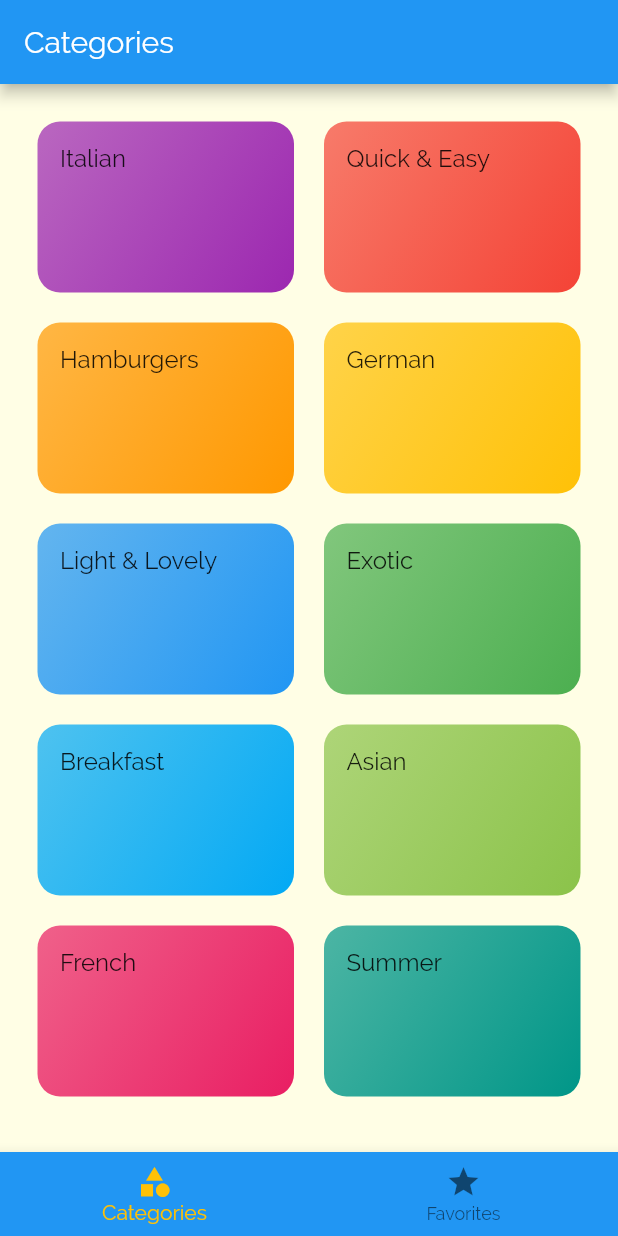
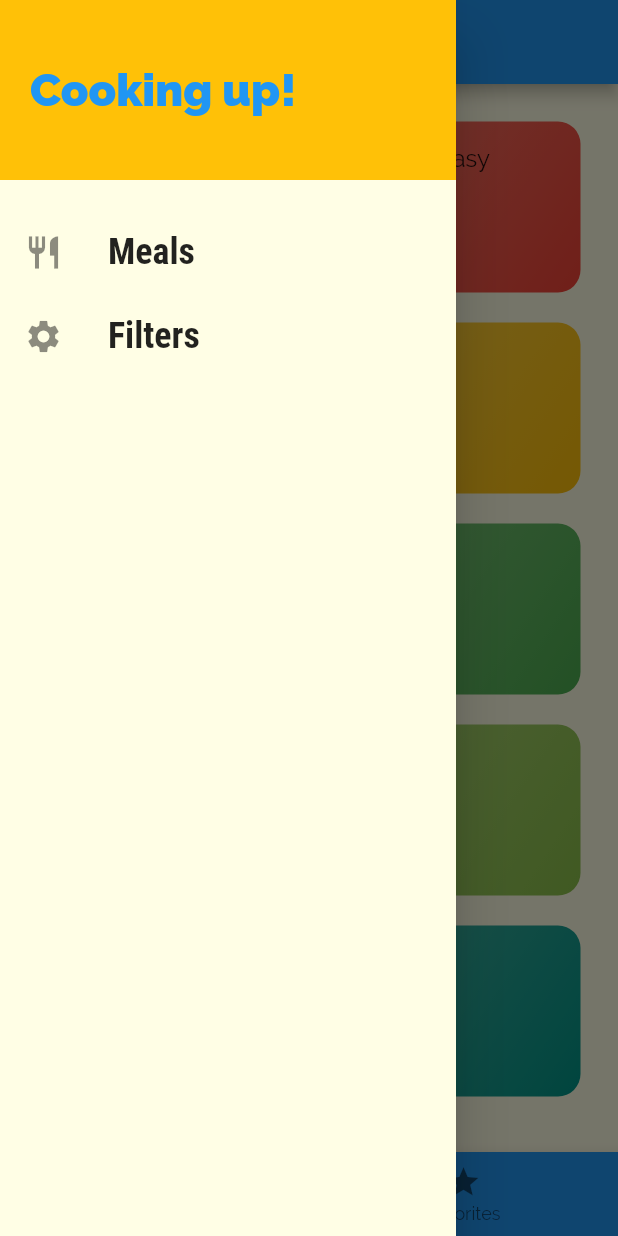
Before and after one commit to jumaboyevich/DeliMeals, a Flutter app: the screen it shows after launch, with the side drawer open (before the commit the screen has no drawer), on a phone screen of 412 x 824 dp. Run offline on Flutter 3.47's test engine with Material 2 defaults, Android fonts, the phone set to English and light mode, and no system bars.

Commit message:
29. Adding Filtering Logic

```diff
--- a/lib/main.dart
+++ b/lib/main.dart
@@ -1,16 +1,59 @@
+import 'package:deli_meals/dummy_data.dart';
 import 'package:deli_meals/screens/categories_screen.dart';
 import 'package:deli_meals/screens/category_meals_screen.dart';
+import 'package:deli_meals/screens/filters_screen.dart';
 import 'package:deli_meals/screens/meal_detail_screen.dart';
 import 'package:deli_meals/screens/tabs_screen.dart';
 
 import 'package:flutter/material.dart';
 
+import 'models/meal.dart';
+
 void main() {
   runApp(const MyApp());
 }
 
-class MyApp extends StatelessWidget {
+class MyApp extends StatefulWidget {
   const MyApp({super.key});
+
+  @override
+  State<MyApp> createState() => _MyAppState();
+}
+
+class _MyAppState extends State<MyApp> {
+  Map<String, bool> _filters = {
+    'gluten': false,
+    'lactose': false,
+    'vegan': false,
+    'vegetarian': false,
+  };
+
+  List<Meal> _availableMeals = DUMMY_MEALS;
+
+  void _setFilters(Map<String, bool> filterData) {
+    setState(() {
+      _filters = filterData;
+
+      _availableMeals=DUMMY_MEALS.where((meal) {
+        if(_filters['gluten']! && !meal.isGlutenFree){
+          return false;
+        }
+        if(_filters['lactose']! && !meal.isLactoseFree){
+          return false;
+        }
+        if(_filters['vegan']! && !meal.isVegan){
+          return false;
+        }
+        if(_filters['vegetarian']! && !meal.isVegetarian){
+          return false;
+        }
+
+        return true;
+        //...
+      }).toList();
+    });
+
+  }
 
   // This widget is the root of your application.
   @override
@@ -19,10 +62,10 @@ class MyApp extends StatelessWidget {
       title: 'DeliMeals',
       theme: ThemeData(
         primarySwatch: Colors.blue,
-        colorScheme: ColorScheme.fromSwatch()
-            .copyWith(secondary: Colors.amberAccent),
+        colorScheme:
+            ColorScheme.fromSwatch().copyWith(secondary: Colors.amberAccent),
 
-          canvasColor: Color.fromRGBO(255, 254, 229, 1),
+        canvasColor: const Color.fromRGBO(255, 254, 229, 1),
         fontFamily: 'Raleway',
         // textTheme: ThemeData.light().textTheme.copyWith(
         //     bodyText1: const TextStyle(
@@ -36,14 +79,14 @@ class MyApp extends StatelessWidget {
         //       fontFamily: 'RobotoCondensed',
         //     )
         // )
-
       ),
       // home: CategoriesScreen(),
       initialRoute: '/',
       routes: {
-        '/':(ctx) => TabsScreen(),
-        CategoryMealsScreen.routeName:(ctx) => CategoryMealsScreen(),
-        MealDetailScreen.routeName:(ctx) => MealDetailScreen()
+        '/': (ctx) => TabsScreen(),
+        CategoryMealsScreen.routeName: (ctx) => CategoryMealsScreen(_availableMeals),
+        MealDetailScreen.routeName: (ctx) => MealDetailScreen(),
+        FiltersScreen.routeName: (ctx) => FiltersScreen(_filters, _setFilters)
       },
     );
   }
--- a/lib/screens/tabs_screen.dart
+++ b/lib/screens/tabs_screen.dart
@@ -1,5 +1,6 @@
 import 'package:deli_meals/screens/categories_screen.dart';
 import 'package:deli_meals/screens/favorites_screen.dart';
+import 'package:deli_meals/widgets/main_drawer.dart';
 import 'package:flutter/material.dart';
 
 class TabsScreen extends StatefulWidget {
@@ -31,6 +32,7 @@ class _TabsScreenState extends State<TabsScreen> {
             title: Text(_pages[_selectedPageIndex]['title'] as String),
           ),
           body: _pages[_selectedPageIndex]['page'] as Widget,
+          drawer: MainDrawer(),
           bottomNavigationBar: BottomNavigationBar(
             onTap: _selectPage,
             selectedItemColor: Colors.amber,
--- a/lib/widgets/category_item.dart
+++ b/lib/widgets/category_item.dart
@@ -25,10 +25,6 @@ class CategoryItem extends StatelessWidget {
       borderRadius: BorderRadius.circular(15),
       child: Container(
         padding: const EdgeInsets.all(15),
-        child: Text(
-          title,
-          style: Theme.of(context).textTheme.titleMedium,
-        ),
         decoration: BoxDecoration(
             gradient: LinearGradient(
               colors: [color.withOpacity(0.7), color],
@@ -36,6 +32,10 @@ class CategoryItem extends StatelessWidget {
               end: Alignment.bottomRight,
             ),
             borderRadius: BorderRadius.circular(15)),
+        child: Text(
+          title,
+          style: Theme.of(context).textTheme.titleMedium,
+        ),
       ),
     );
   }
--- /dev/null
+++ b/lib/widgets/main_drawer.dart
@@ -0,0 +1,53 @@
+import 'package:deli_meals/screens/filters_screen.dart';
+import 'package:flutter/material.dart';
+
+class MainDrawer extends StatelessWidget {
+  Widget buildListTile(String title, IconData icon, VoidCallback tabHandler) {
+    return ListTile(
+        leading: Icon(
+          icon,
+          size: 26,
+        ),
+        title: Text(
+          title,
+          style: const TextStyle(
+              fontFamily: 'RobotoCondensed',
+              fontSize: 24,
+              fontWeight: FontWeight.bold),
+        ),
+        onTap: tabHandler);
+  }
+
+  @override
+  Widget build(BuildContext context) {
+    return Drawer(
+      child: Column(
+        children: [
+          Container(
+            height: 120,
+            width: double.infinity,
+            color: Colors.amber,
+            padding: const EdgeInsets.all(20),
+            alignment: Alignment.centerLeft,
+            child: Text(
+              'Cooking up!',
+              style: TextStyle(
+                  color: Theme.of(context).primaryColor,
+                  fontSize: 30,
+                  fontWeight: FontWeight.w900),
+            ),
+          ),
+          const SizedBox(
+            height: 20,
+          ),
+          buildListTile('Meals', Icons.restaurant, () {
+            Navigator.of(context).pushReplacementNamed('/');
+          }),
+          buildListTile('Filters', Icons.settings, () {
+            Navigator.of(context).pushReplacementNamed(FiltersScreen.routeName);
+          })
+        ],
+      ),
+    );
+  }
+}
```
Also changed, not shown: lib/screens/category_meals_screen.dart (+52 -16 lines), lib/screens/filters_screen.dart (added, +108 -0 lines), lib/screens/meal_detail_screen.dart (+18 -10 lines), lib/widgets/meal_item.dart (+6 -2 lines). Lines whose indentation alone changed are shown as unchanged.
